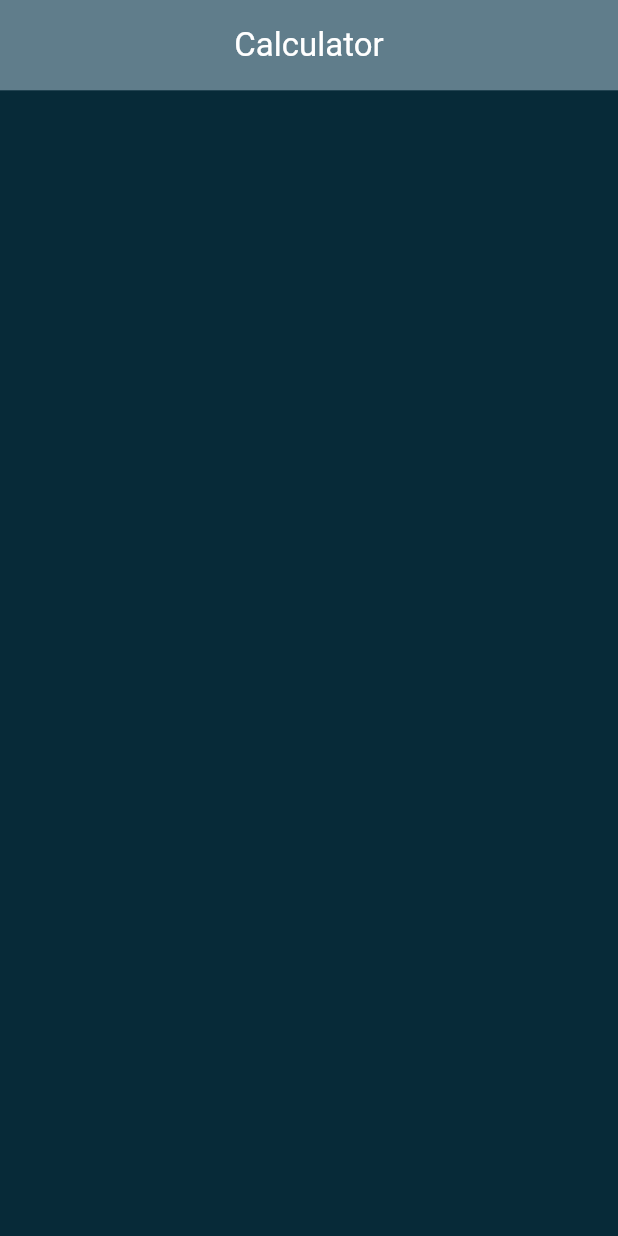
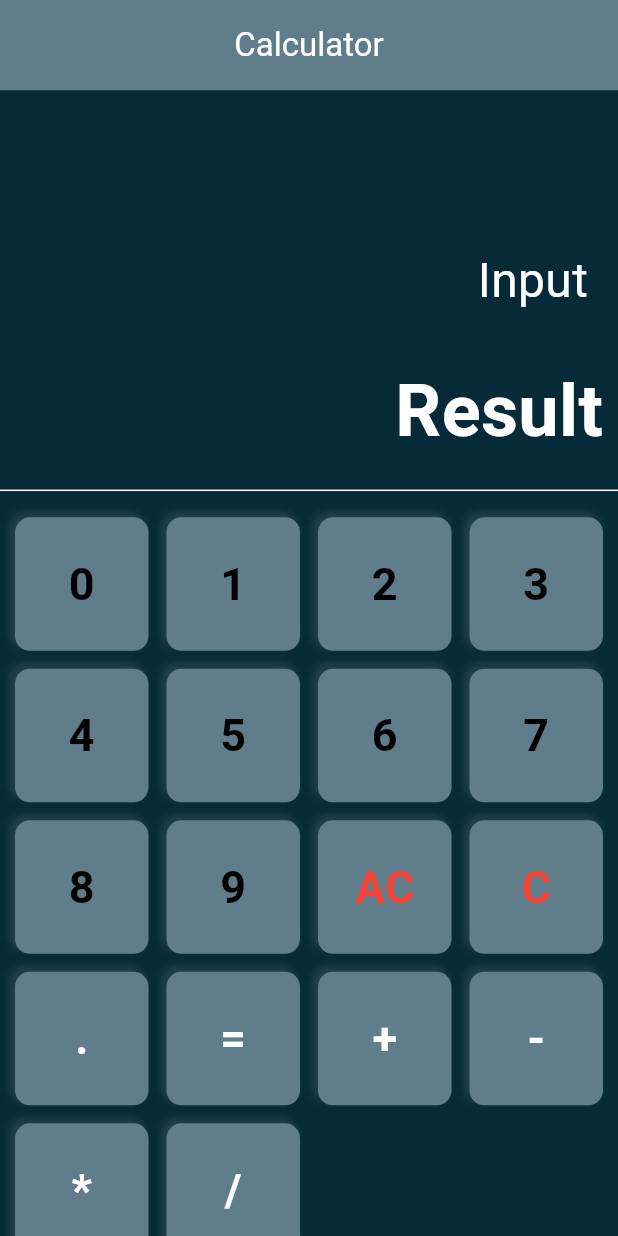
Before and after one commit to Claken/Piscine_Flutter, a Flutter app: the screen it shows after launch, on a phone screen of 412 x 824 dp. Run offline on Flutter 3.47's test engine with Material 3 defaults, Android fonts, the phone set to English and light mode, and no system bars.

Commit message:
ex02 almost done : some problems to fix

```diff
--- a/mobileModule00/ex02/lib/calculator.dart
+++ b/mobileModule00/ex02/lib/calculator.dart
@@ -1,4 +1,6 @@
+import 'package:ex02/text_fields.dart';
 import 'package:flutter/material.dart';
+import 'custom_button.dart';
 
 class Calculator extends StatefulWidget {
 
@@ -9,16 +11,15 @@ class Calculator extends StatefulWidget {
 }
 
 class _CalculatorState extends State<Calculator> {
-	String userInput = "";
-	String result = "0";
+	String userInput = "Input";
+	String result = "Result";
 
 	List<String> buttons = [
 	'0', '1', '2', '3', '4', '5', '6', '7', '8', '9',
-	'.',
 	'AC',
 	'C',
-	'=',
-	'+',  '-' , '*' , '/ '];
+	'.', '=', '+',  '-' , '*' , '/'];
+
 
 
 	@override
@@ -32,6 +33,24 @@ class _CalculatorState extends State<Calculator> {
 				toolbarHeight: 60.2,
 				backgroundColor: Colors.blueGrey,
 			),
+	  		body: Column(children: [TextFields(userInput: userInput, result: result),
+			Expanded( child: Container(
+				padding: const EdgeInsets.all(10),
+				child: GridView.builder(
+					itemCount: buttons.length,
+					gridDelegate: const SliverGridDelegateWithFixedCrossAxisCount(
+						crossAxisCount: 4,
+						crossAxisSpacing: 12,
+						mainAxisSpacing : 12),
+					itemBuilder: (BuildContext context, int index) {
+						return CustomButton(buttonText: buttons[index]);
+					},
+
+						),
+				)
+			)])
+
+
 		);
   }
 }
--- /dev/null
+++ b/mobileModule00/ex02/lib/custom_button.dart
@@ -0,0 +1,64 @@
+import 'package:flutter/material.dart';
+import 'dart:developer';
+
+class CustomButton extends StatelessWidget {
+
+  	final String buttonText;
+
+	const CustomButton({
+		super.key,
+		required this.buttonText,
+  });
+
+	getColor(String text)
+	{
+		if (text == 'C' || text == 'AC') {
+			return Colors.red;
+		}
+		if (text == '.' ||
+			text == '=' ||
+			text == '+' ||
+			text == '-' ||
+			text == '*' ||
+			text == '/') {
+				return Colors.white;
+			}
+		return Colors.black;
+	}
+
+	@override
+	Widget build(BuildContext context) {
+	return InkWell( 						// A rectangular area of a Material that responds to touch.
+	splashColor: const Color.fromARGB(255, 55, 109, 136), // color of the button when it is touched
+	onTap:() {print('button pressed : $buttonText');},
+	child: Ink(
+		decoration: BoxDecoration(
+			color: Colors.blueGrey,
+			borderRadius: BorderRadius.circular(10),
+			boxShadow: [
+				BoxShadow(
+					color: Colors.white.withOpacity(0.1),
+					blurRadius: 4,
+					spreadRadius: 0.5,
+					offset: const Offset(-3, -3),
+
+				)
+			]
+
+		),
+		child: Center(child:
+		Text(
+			buttonText,
+			style: TextStyle(
+				color: getColor(buttonText),
+				fontSize: 30,
+				fontWeight: FontWeight.bold
+
+			)
+		)
+		)
+	),
+	);
+  }
+
+}
--- a/mobileModule00/ex02/lib/text_fields.dart
+++ b/mobileModule00/ex02/lib/text_fields.dart
@@ -13,7 +13,36 @@ class TextFields extends StatelessWidget {
 
 	@override
 	Widget build(BuildContext context) {
-		return 	SizedBox()
+		return 	SizedBox(
+	  height: MediaQuery.of(context).size.height / 3,
+	  child: Column(mainAxisAlignment: MainAxisAlignment.end, children: [
+		Container(
+		  padding: const EdgeInsets.all(20),
+		  alignment: Alignment.centerRight,
+		  child: Text(
+			userInput,
+			style: const TextStyle(
+			  fontSize: 32,
+			  color: Colors.white,)
+
+			),
+		  ),
+		Container(
+		  padding: const EdgeInsets.all(10),
+		  alignment: Alignment.centerRight,
+		  child: Text(
+			result,
+			style: const TextStyle(
+			  	fontSize: 48,
+			  	color: Colors.white,
+				fontWeight: FontWeight.bold
+			),
+
+			),
+		  ),
+		const Divider(color: Colors.white,)
+	  ],)
+	);
 	}
 
 }
```
